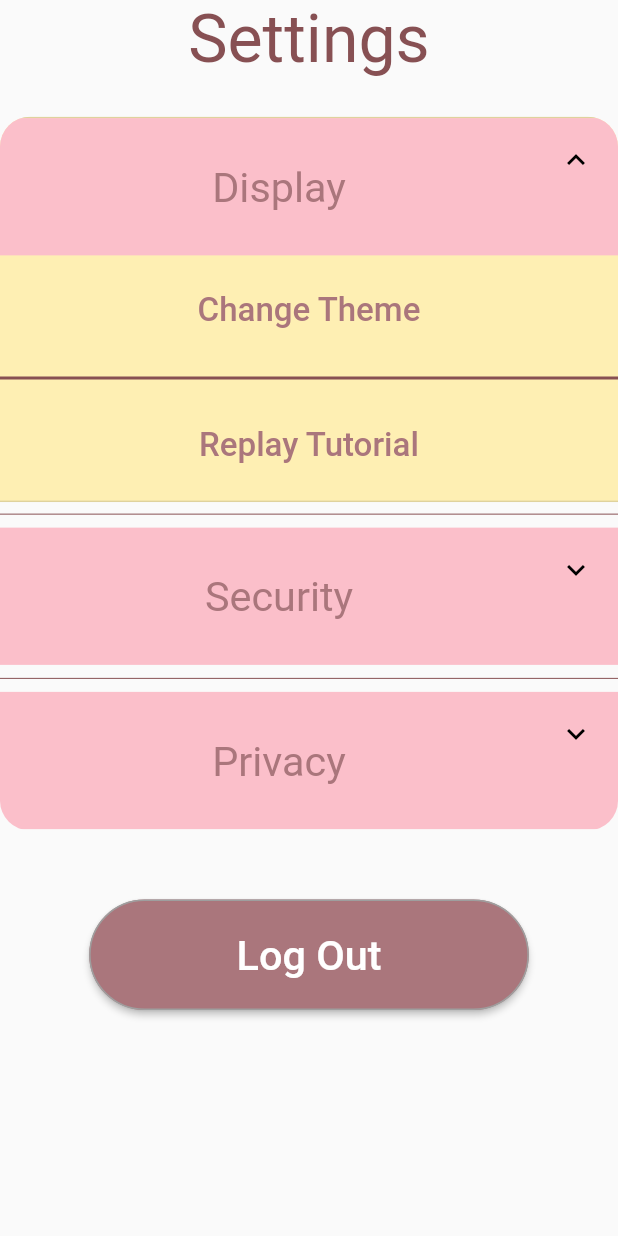
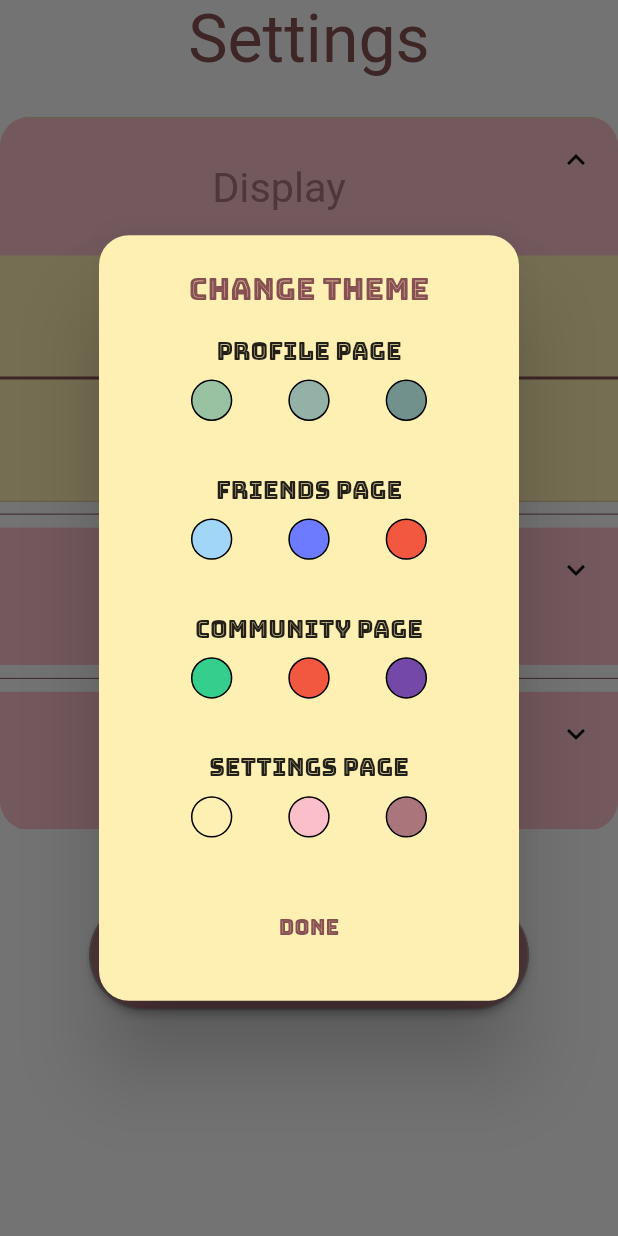
Before and after one commit to Spandan14/HumanKnit, a Flutter app: the SettingsPage widget shown alone on an empty page, opened directly, after a tap on "Display", after a tap on "Change Theme", on a phone screen of 412 x 824 dp. Run offline on Flutter 3.47's test engine with Material 2 defaults, Android fonts, the phone set to English and light mode, and no system bars; our stand-ins replace cloud_firestore, firebase_auth; accounts and stored records are empty.

Commit message:
basic change theme dialog ui

```diff
--- a/humanknit/lib/experiences.dart
+++ b/humanknit/lib/experiences.dart
@@ -55,7 +55,7 @@ class ExperiencesPage extends StatelessWidget {
 
   FlatButton makeButton(String title, String description, double screenHeight) {
     return FlatButton(
-      color: Color(0xff35c38d),
+      color: Color(0xff35ce8d),
       padding: EdgeInsets.all(20),
       onPressed: () {},
       child: Column(
--- a/humanknit/lib/settings.dart
+++ b/humanknit/lib/settings.dart
@@ -67,7 +67,9 @@ class SettingsPageState extends State<SettingsPage> {
                           color: Color(0xffaa767c),
                         ),
                       ),
-                      onPressed: () {}),
+                      onPressed: () {
+                        showChangeThemeDialog(height);
+                      }),
                 ),
                 getRowDivider(),
                 Padding(
@@ -267,9 +269,94 @@ class SettingsPageState extends State<SettingsPage> {
       builder: (BuildContext context) {
         return Theme(
           data: ThemeData(fontFamily: "BungeeInline"),
-          child: AlertDialog(),
+          child: AlertDialog(
+            backgroundColor: Color(0xfffeefb3),
+            shape: RoundedRectangleBorder(
+              borderRadius: BorderRadius.all(Radius.circular(20.0)),
+            ),
+            title: Text(
+              'Change Theme',
+              textAlign: TextAlign.center,
+              style: TextStyle(
+                color: Color(0xff875053),
+              ),
+            ),
+            content: Column(
+              mainAxisAlignment: MainAxisAlignment.spaceBetween,
+              mainAxisSize: MainAxisSize.min,
+              children: [
+                Text(
+                  "Profile Page",
+                ),
+                makeThemeRow(Color(0xff99c2a2), Color(0xff93b1a7),
+                    Color(0xff71918d), height),
+                Text(
+                  "Friends Page",
+                ),
+                makeThemeRow(Color(0xffa2d6f9), Color(0xff6c7bff),
+                    Color(0xfff25740), height),
+                Text(
+                  "Community Page",
+                ),
+                makeThemeRow(Color(0xff35ce8d), Color(0xfff25740),
+                    Color(0xff7348a6), height),
+                Text(
+                  "Settings Page",
+                ),
+                makeThemeRow(Color(0xfffeefb3), Color(0xfffbbfca),
+                    Color(0xffaa767c), height),
+                FlatButton(
+                  child: Text(
+                    "Done",
+                    style: TextStyle(
+                      color: Color(0xff875053),
+                    ),
+                  ),
+                  onPressed: () {
+                    Navigator.of(context).pop();
+                  },
+                ),
+              ],
+            ),
+          ),
         );
       },
+    );
+  }
+
+  Padding makeThemeRow(Color c1, Color c2, Color c3, double height) {
+    return Padding(
+      padding:
+          EdgeInsets.only(top: 10 / 896 * height, bottom: 40 / 896 * height),
+      child: Row(
+        mainAxisAlignment: MainAxisAlignment.spaceEvenly,
+        children: [
+          Container(
+            width: 30 / 896 * height,
+            height: 30 / 896 * height,
+            decoration: BoxDecoration(
+                shape: BoxShape.circle,
+                color: c1,
+                border: Border.all(color: Colors.black)),
+          ),
+          Container(
+            width: 30 / 896 * height,
+            height: 30 / 896 * height,
+            decoration: BoxDecoration(
+                shape: BoxShape.circle,
+                color: c2,
+                border: Border.all(color: Colors.black)),
+          ),
+          Container(
+            width: 30 / 896 * height,
+            height: 30 / 896 * height,
+            decoration: BoxDecoration(
+                shape: BoxShape.circle,
+                color: c3,
+                border: Border.all(color: Colors.black)),
+          ),
+        ],
+      ),
     );
   }
 
```
